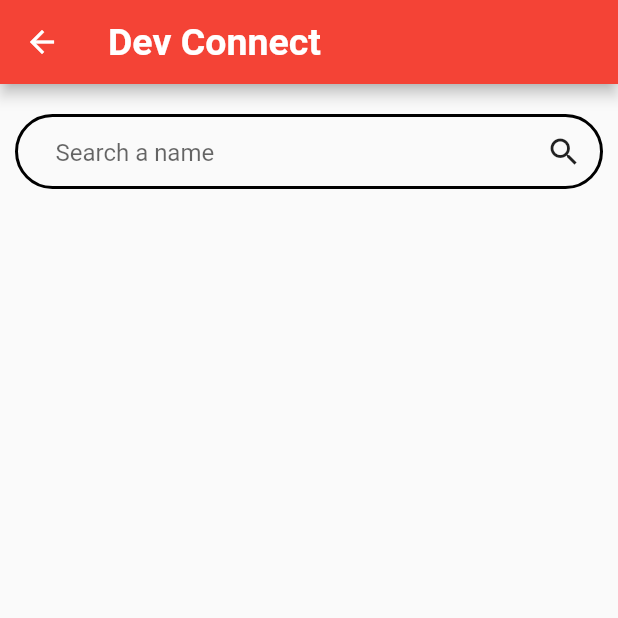
After one commit to SASWAT123/chat_application, a Flutter app: the SearchScreen screen opened directly, on a phone screen of 412 x 824 dp, the top half of it. The commit adds this screen. Run offline on Flutter 3.47's test engine with Material 2 defaults, Android fonts, the phone set to English and light mode, and no system bars; our stand-ins replace firebase_auth; accounts and stored records are empty; project files that could hold a hidden picture were left out.

Commit message:
Added logout and search option

```diff
--- /dev/null
+++ b/lib/Screens/search.dart
@@ -0,0 +1,64 @@
+import 'package:flutter/material.dart';
+
+class SearchScreen extends StatefulWidget {
+  @override
+  _SearchScreenState createState() => _SearchScreenState();
+}
+
+class _SearchScreenState extends State<SearchScreen> {
+  @override
+  Widget build(BuildContext context) {
+    return Scaffold(
+      appBar: AppBar(
+        title: Text(
+          "Dev Connect",
+          style: TextStyle(
+            fontSize: 25.0,
+            fontWeight: FontWeight.bold,
+            color: Colors.white,
+          ),
+        ),
+        backgroundColor: Colors.red,
+      ),
+      body: Container(
+        child: Container(
+          padding: EdgeInsets.only(top: 20.0, left: 10.0, right: 10.0),
+          height: 70.0,
+          color: Colors.transparent,
+          child: Container(
+            decoration: BoxDecoration(
+                border: Border.all(
+                    color: Colors.black,
+                    style: BorderStyle.solid,
+                    width: 2.0),
+                color: Colors.transparent,
+                borderRadius: BorderRadius.circular(30.0)),
+            child: Row(
+              children: <Widget>[
+                Expanded(
+                  child: Container(
+                    padding: EdgeInsets.only(left: 25.0),
+                      child: TextField(
+                        decoration: InputDecoration(
+                          border: InputBorder.none,
+                          hintText: "Search a name"
+                        ),
+                      )
+                  ),
+                ),
+                IconButton(
+                  icon: Icon(Icons.search),
+                  tooltip: 'Search',
+                  onPressed: () {
+
+                  },
+                  splashColor: Colors.transparent,
+                ),
+              ],
+            ),
+          ),
+        ),
+      ),
+    );
+  }
+}
```
Also changed, not shown: lib/Screens/chatRoom.dart (+44 -1 lines), lib/Screens/signIn.dart (+48 -5 lines).
